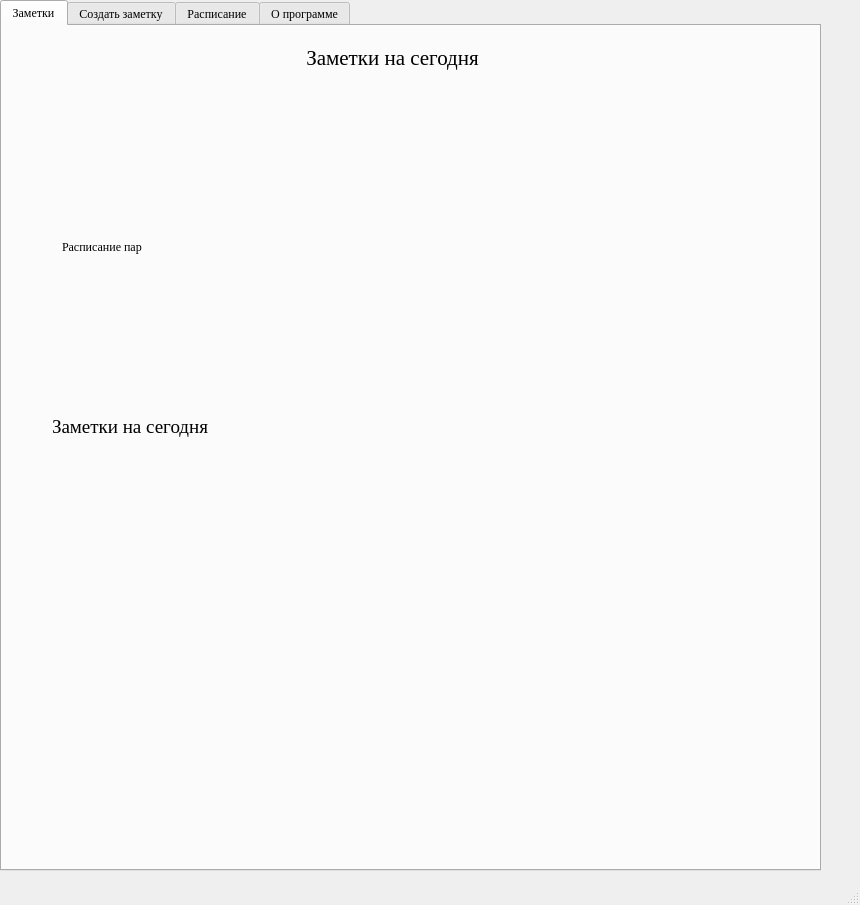
Old version of the form mainwindow.ui in the repository artempal/course_2016.
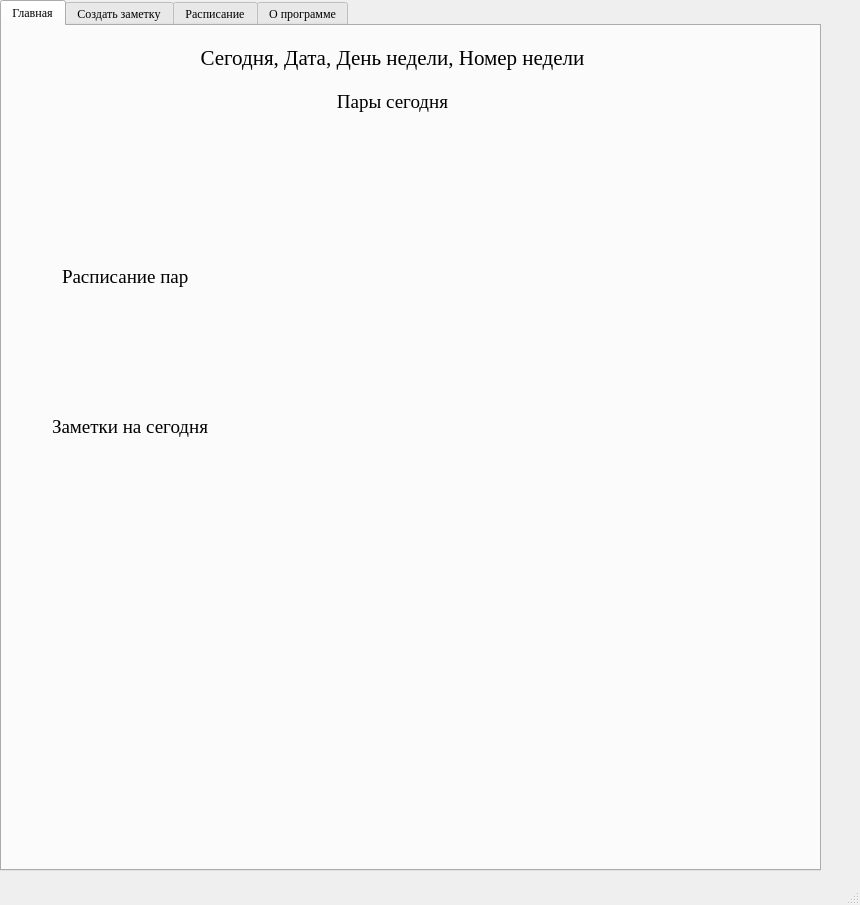
New version of the form.

Commit message: Вывод расписания на главную страницу, смещение заметок

```diff
--- a/mainwindow.ui
+++ b/mainwindow.ui
@@ -33,7 +33,7 @@
     </property>
     <widget class="QWidget" name="tab">
      <attribute name="title">
-      <string>Заметки</string>
+      <string>Главная</string>
      </attribute>
      <widget class="QLabel" name="marks_conteiner">
       <property name="geometry">
@@ -77,7 +77,7 @@
        <enum>Qt::LeftToRight</enum>
       </property>
       <property name="text">
-       <string>Заметки на сегодня</string>
+       <string>Сегодня, Дата, День недели, Номер недели</string>
       </property>
       <property name="alignment">
        <set>Qt::AlignHCenter|Qt::AlignTop</set>
@@ -90,15 +90,41 @@
       <property name="geometry">
        <rect>
         <x>60</x>
-        <y>70</y>
+        <y>120</y>
         <width>601</width>
-        <height>301</height>
+        <height>261</height>
        </rect>
       </property>
+      <property name="font">
+       <font>
+        <pointsize>14</pointsize>
+       </font>
+      </property>
       <property name="text">
        <string>Расписание пар</string>
       </property>
      </widget>
+     <widget class="QLabel" name="label_5">
+      <property name="geometry">
+       <rect>
+        <x>220</x>
+        <y>60</y>
+        <width>341</width>
+        <height>31</height>
+       </rect>
+      </property>
+      <property name="font">
+       <font>
+        <pointsize>14</pointsize>
+       </font>
+      </property>
+      <property name="text">
+       <string>Пары сегодня</string>
+      </property>
+      <property name="alignment">
+       <set>Qt::AlignCenter</set>
+      </property>
+     </widget>
     </widget>
     <widget class="QWidget" name="tab_2">
      <attribute name="title">
```
Left out of the diff: 2 changed lines with no effect on the pictures.
